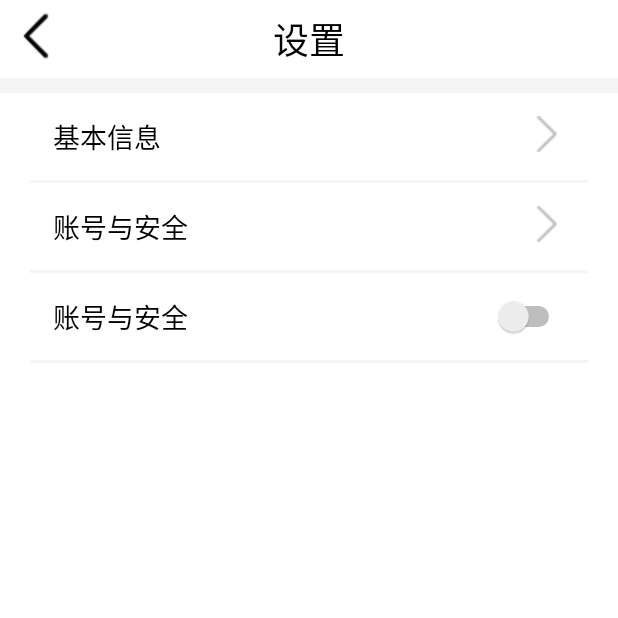
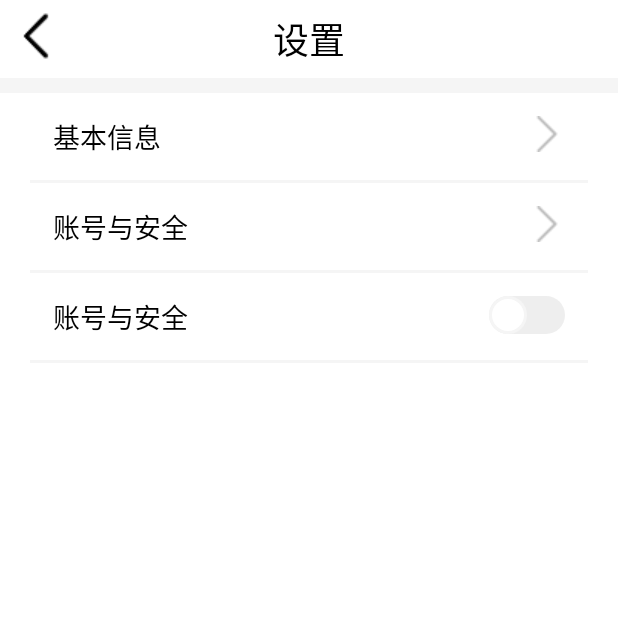
Before and after one commit to jnuwxc/kmTest, an Android app: the SettingActivity screen opened directly, with no data from a screen before it, on a phone screen of 412 x 824 dp, the top half of it. Run offline under Robolectric (Android 15) with nearby library versions, the phone set to English and light mode, and no system bars.

Commit message:
自定义switch完成

```diff
--- /dev/null
+++ b/app/src/main/res/drawable/shape_checked_thumb.xml
@@ -0,0 +1,15 @@
+<?xml version="1.0" encoding="utf-8"?>
+<shape xmlns:android="http://schemas.android.com/apk/res/android"
+    android:shape="rectangle" >
+    <!-- 高度25 -->
+    <size android:height="25dp" android:width="25dp"/>
+    <!-- 圆角弧度 25 -->
+    <corners android:radius="25dp"/>
+    <!-- 变化率 -->
+    <gradient
+        android:endColor="@color/white"
+        android:startColor="@color/white" />
+    <stroke android:width="2dp"
+        android:color="#F6D849"/>
+
+</shape>
--- /dev/null
+++ b/app/src/main/res/drawable/shape_checked_track.xml
@@ -0,0 +1,12 @@
+<?xml version="1.0" encoding="utf-8"?>
+<shape xmlns:android="http://schemas.android.com/apk/res/android"
+    android:shape="rectangle" >
+    <!-- 高度25   此处设置宽度无效-->
+    <size android:height="25dp"/>
+    <!-- 圆角弧度 15 -->
+    <corners android:radius="15dp"/>
+    <!-- 变化率  定义从左到右的颜色不变 -->
+    <gradient
+        android:endColor="#F6D849"
+        android:startColor="#F6D849" />
+</shape>
--- /dev/null
+++ b/app/src/main/res/drawable/shape_thumb.xml
@@ -0,0 +1,15 @@
+<?xml version="1.0" encoding="utf-8"?>
+<shape xmlns:android="http://schemas.android.com/apk/res/android"
+    android:shape="rectangle" >
+    <!-- 高度25 -->
+    <size android:height="25dp" android:width="25dp"/>
+    <!-- 圆角弧度 25 -->
+    <corners android:radius="25dp"/>
+    <!-- 变化率 -->
+    <gradient
+        android:endColor="@color/white"
+        android:startColor="@color/white" />
+    <stroke android:width="2dp"
+        android:color="#F5f5f5"/>
+
+</shape>
--- /dev/null
+++ b/app/src/main/res/drawable/shape_track.xml
@@ -0,0 +1,12 @@
+<?xml version="1.0" encoding="utf-8"?>
+<shape xmlns:android="http://schemas.android.com/apk/res/android"
+    android:shape="rectangle" >
+    <!-- 高度25   此处设置宽度无效-->
+    <size android:height="25dp"/>
+    <!-- 圆角弧度 15 -->
+    <corners android:radius="15dp"/>
+    <!-- 变化率  定义从左到右的颜色不变 -->
+    <gradient
+        android:endColor="#eeeeee"
+        android:startColor="#eeeeee" />
+</shape>
--- /dev/null
+++ b/app/src/main/res/drawable/thumb.xml
@@ -0,0 +1,9 @@
+<?xml version="1.0" encoding="utf-8"?>
+<selector xmlns:android="http://schemas.android.com/apk/res/android">
+
+    <item android:state_checked="true"
+        android:drawable="@drawable/shape_checked_thumb"/>
+
+    <item android:drawable="@drawable/shape_thumb"/>
+
+</selector>
--- /dev/null
+++ b/app/src/main/res/drawable/track.xml
@@ -0,0 +1,6 @@
+<?xml version="1.0" encoding="utf-8"?>
+<selector xmlns:android="http://schemas.android.com/apk/res/android">
+    <item android:state_checked="true" android:drawable="@drawable/shape_checked_track"/>
+
+    <item android:drawable="@drawable/shape_track"/>
+</selector>
--- a/app/src/main/res/layout/activity_setting.xml
+++ b/app/src/main/res/layout/activity_setting.xml
@@ -124,10 +124,14 @@
         app:layout_constraintTop_toBottomOf="@id/divide3"/>
 
     <Switch
+        android:id="@+id/sMoRen"
+        android:layout_width="wrap_content"
+        android:layout_height="wrap_content"
+        android:switchMinWidth="20dp"
+        android:thumb="@drawable/thumb"
+        android:track="@drawable/track"
         app:layout_constraintTop_toBottomOf="@id/divide3"
         app:layout_constraintEnd_toStartOf="@id/guideRight"
-        android:layout_width="wrap_content"
-        android:layout_height="wrap_content"
         android:layout_margin="15dp"/>
 
     <View
```
